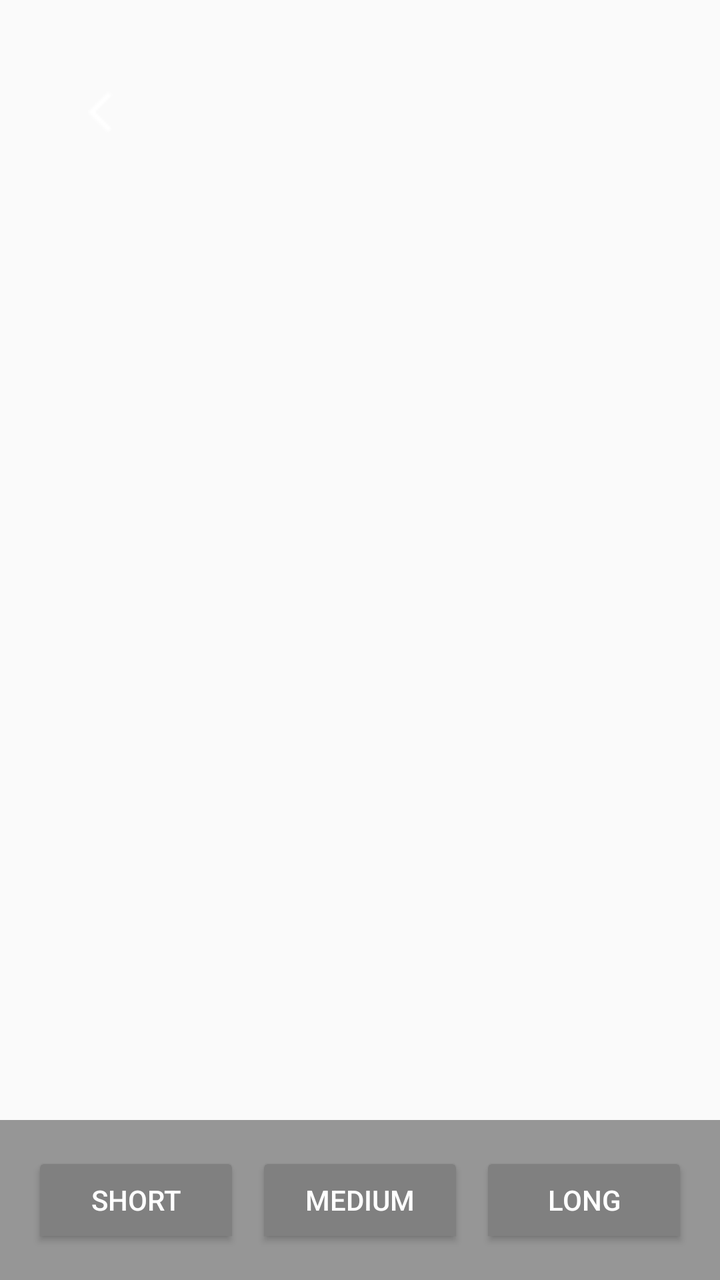
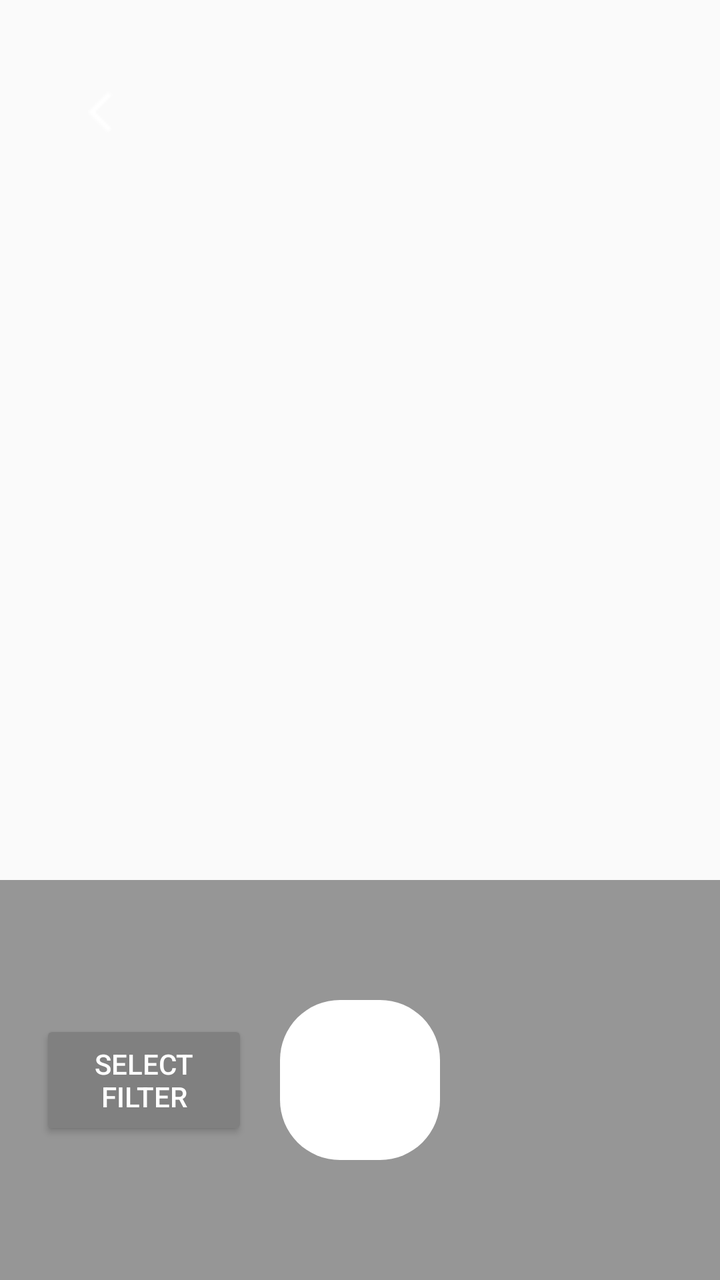

Screens rendered from an Android XML layout before and after an edit, with the pre-edit source and the edit as a unified diff.
<!-- AndroidManifest.xml: application theme Theme.FleekTip -->
<!-- res/layout/ar_screen_eyelash.xml -->
<FrameLayout xmlns:android="http://schemas.android.com/apk/res/android"
    xmlns:app="http://schemas.android.com/apk/res-auto"
    android:layout_width="match_parent"
    android:layout_height="match_parent">

    
    <ViewStub
        android:id="@+id/camera_kit_stub_eyelash"
        android:layout_width="match_parent"
        android:layout_height="match_parent" />

    
    <ImageButton
        android:id="@+id/btnBack"
        android:layout_width="80dp"
        android:layout_height="80dp"
        android:layout_gravity="top|start"
        android:layout_margin="16dp"
        android:backgroundTint="#00FFFFFF"
        android:src="@drawable/ic_back"
        app:tint="@color/white"
        android:contentDescription="Back Button" />

    
    <LinearLayout
        android:id="@+id/layoutEyelashFilters"
        android:layout_width="match_parent"
        android:layout_height="wrap_content"
        android:orientation="horizontal"
        android:layout_gravity="bottom|center"
        android:gravity="center"
        android:padding="16dp"
        android:background="#66000000">

        <ToggleButton
            android:id="@+id/toggleShort"
            android:layout_width="0dp"
            android:layout_height="wrap_content"
            android:layout_weight="1"
            android:textOff="Short"
            android:textOn="Short"
            android:textColor="@android:color/white"
            android:backgroundTint="@color/gray"/>

        <ToggleButton
            android:id="@+id/toggleMedium"
            android:layout_width="0dp"
            android:layout_height="wrap_content"
            android:layout_weight="1"
            android:textOff="Medium"
            android:textOn="Medium"
            android:textColor="@android:color/white"
            android:backgroundTint="@color/gray"
            android:layout_marginStart="8dp"
            android:layout_marginEnd="8dp"/>

        <ToggleButton
            android:id="@+id/toggleLong"
            android:layout_width="0dp"
            android:layout_height="wrap_content"
            android:layout_weight="1"
            android:textOff="Long"
            android:textOn="Long"
            android:textColor="@android:color/white"
            android:backgroundTint="@color/gray"/>
    </LinearLayout>

</FrameLayout>
<!-- resources referenced by this layout -->
<resources>
  <color name="gray">#808080</color>
  <color name="white">#FFFFFFFF</color>
  <!-- drawable ic_back: png bitmap (drawable, 209 bytes) -->
  <style name="Theme.FleekTip" parent="Theme.AppCompat.Light.NoActionBar">
          <item name="colorPrimary">@color/pink_light</item>
      </style>
  <color name="pink_light">#FFB6C1</color>
</resources>

<!-- the commit's change to res/layout/ar_screen_eyelash.xml (unified diff, before → after) -->
@@ -5,7 +5,7 @@
 
     
     <ViewStub
-        android:id="@+id/camera_kit_stub_eyelash"
+        android:id="@+id/camera_kit_stub"
         android:layout_width="match_parent"
         android:layout_height="match_parent" />
 
@@ -22,47 +22,38 @@
         android:contentDescription="Back Button" />
 
     
-    <LinearLayout
-        android:id="@+id/layoutEyelashFilters"
+    <RelativeLayout
+        android:id="@+id/layoutEyelashToolbar"
         android:layout_width="match_parent"
-        android:layout_height="wrap_content"
-        android:orientation="horizontal"
-        android:layout_gravity="bottom|center"
-        android:gravity="center"
-        android:padding="16dp"
-        android:background="#66000000">
+        android:layout_height="200dp"
+        android:layout_gravity="bottom"
+        android:background="#66000000"
+        android:padding="20dp">
 
-        <ToggleButton
-            android:id="@+id/toggleShort"
-            android:layout_width="0dp"
-            android:layout_height="wrap_content"
-            android:layout_weight="1"
-            android:textOff="Short"
-            android:textOn="Short"
-            android:textColor="@android:color/white"
-            android:backgroundTint="@color/gray"/>
+        
+        <ImageButton
+            android:id="@+id/btnScreenshot"
+            android:layout_width="80dp"
+            android:layout_height="80dp"
+            android:padding="16dp"
+            android:background="@drawable/rounded_button_blank"
+            android:src="@drawable/ic_camera"
+            app:tint="@android:color/white"
+            android:layout_centerInParent="true" />
 
-        <ToggleButton
-            android:id="@+id/toggleMedium"
-            android:layout_width="0dp"
-            android:layout_height="wrap_content"
-            android:layout_weight="1"
-            android:textOff="Medium"
-            android:textOn="Medium"
-            android:textColor="@android:color/white"
+        
+        <Button
+            android:id="@+id/btnSelectFilter"
+            android:layout_width="wrap_content"
+            android:layout_height="60dp"
+            android:layout_centerVertical="true"
+            android:layout_toStartOf="@id/btnScreenshot"
+            android:layout_marginEnd="16dp"
             android:backgroundTint="@color/gray"
-            android:layout_marginStart="8dp"
-            android:layout_marginEnd="8dp"/>
+            android:padding="12dp"
+            android:text="Select Filter"
+            android:textColor="@android:color/white" />
 
-        <ToggleButton
-            android:id="@+id/toggleLong"
-            android:layout_width="0dp"
-            android:layout_height="wrap_content"
-            android:layout_weight="1"
-            android:textOff="Long"
-            android:textOn="Long"
-            android:textColor="@android:color/white"
-            android:backgroundTint="@color/gray"/>
-    </LinearLayout>
+    </RelativeLayout>
 
 </FrameLayout>
<!-- resource entries referenced after the edit -->
@@ -3,6 +3,14 @@
   <color name="gray">#808080</color>
   <color name="white">#FFFFFFFF</color>
   <!-- drawable ic_back: png bitmap (drawable, 209 bytes) -->
+  <!-- drawable ic_camera: png bitmap (drawable, 492 bytes) -->
+  <!-- drawable rounded_button_blank (drawable) -->
+  <shape xmlns:android="http://schemas.android.com/apk/res/android"
+      android:shape="rectangle">
+      <solid android:color="@color/white" />
+      <corners android:radius="30dp" />
+      <padding android:left="16dp" android:right="16dp" android:top="10dp" android:bottom="10dp"/>
+  </shape>
   <style name="Theme.FleekTip" parent="Theme.AppCompat.Light.NoActionBar">
           <item name="colorPrimary">@color/pink_light</item>
       </style>
